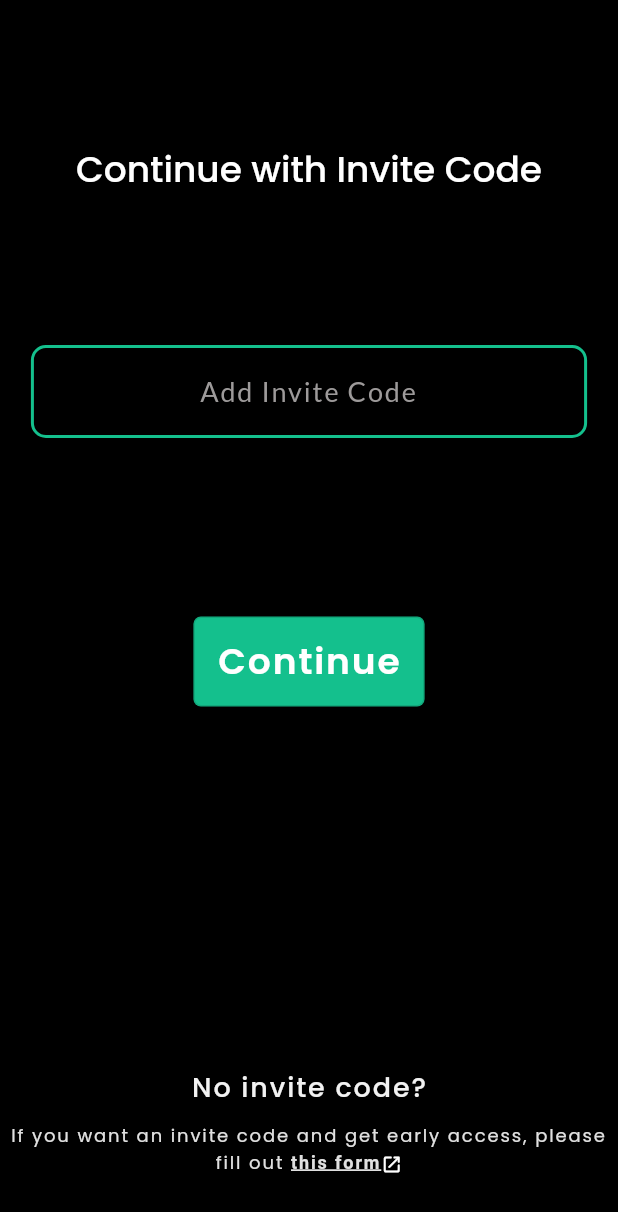
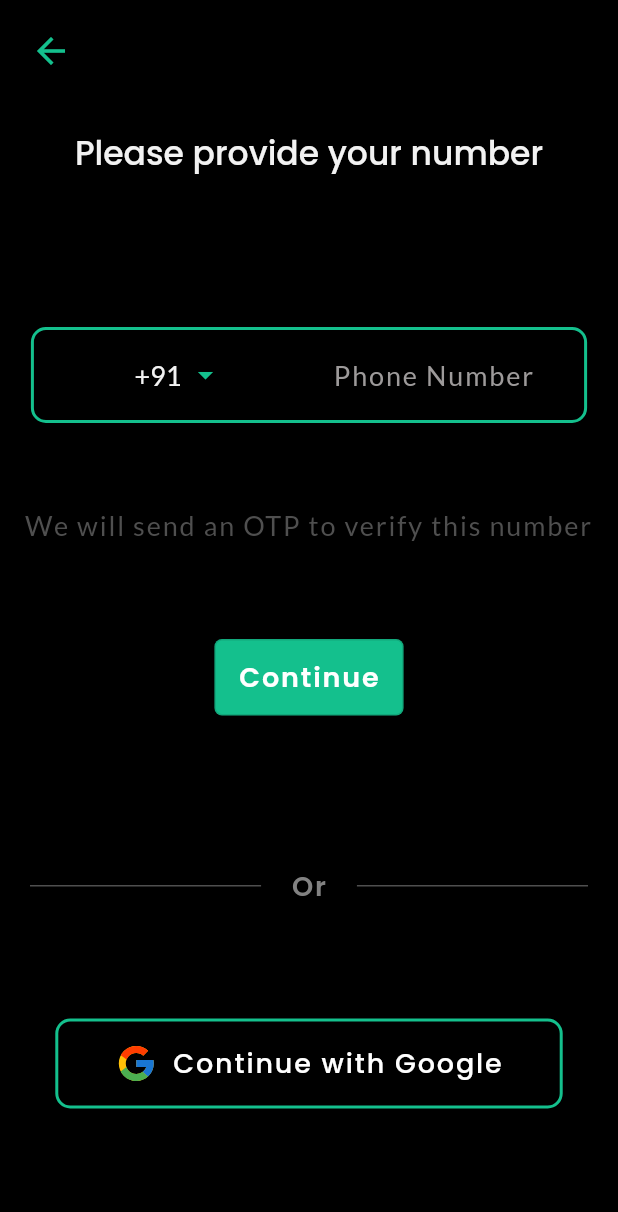
Before and after one commit to lazy-geek/flutter-invite-code-demo, a Flutter app: the screen it shows after launch, on a phone screen of 412 x 824 dp. Shown: the top 1212 px of the screen. Run offline on Flutter 3.47's test engine with Material 2 defaults, Android fonts, the phone set to English and light mode, and no system bars; drawn by our look-alikes of intl_phone_field; our stand-ins replace flutter_svg, google_fonts.

Commit message:
Add Login Page

```diff
--- a/lib/main.dart
+++ b/lib/main.dart
@@ -1,5 +1,6 @@
 import 'package:flutter/material.dart';
 import 'package:flutter_invite_code_demo/pages/InviteCodePage.dart';
+import 'package:flutter_invite_code_demo/pages/LoginPage.dart';
 
 void main() {
   runApp(MyApp());
@@ -11,7 +12,7 @@ class MyApp extends StatelessWidget {
   Widget build(BuildContext context) {
     return MaterialApp(
       title: 'Flutter Demo',
-      home: InviteCodePage(),
+      home: LoginPage(),
     );
   }
 }
--- /dev/null
+++ b/lib/pages/LoginPage.dart
@@ -0,0 +1,207 @@
+// ignore_for_file: prefer_const_constructors
+// ignore_for_file: prefer_const_literals_to_create_immutables
+
+import 'package:flutter/material.dart';
+import 'package:google_fonts/google_fonts.dart';
+import 'package:intl_phone_field/country_picker_dialog.dart';
+import 'package:intl_phone_field/intl_phone_field.dart';
+import 'package:flutter_svg/flutter_svg.dart';
+
+final greenBorder = OutlineInputBorder(
+    borderSide: const BorderSide(
+      color: Color(0xFF14C08D),
+      width: 2.0,
+    ),
+    borderRadius: BorderRadius.circular(10.0));
+
+final redBorder = OutlineInputBorder(
+    borderSide: const BorderSide(
+      color: Color.fromARGB(255, 240, 56, 117),
+      width: 2.0,
+    ),
+    borderRadius: BorderRadius.circular(10.0));
+
+class LoginPage extends StatefulWidget {
+  const LoginPage({Key? key}) : super(key: key);
+
+  @override
+  _LoginPageState createState() => _LoginPageState();
+}
+
+class _LoginPageState extends State<LoginPage> {
+  @override
+  Widget build(BuildContext context) {
+    return Scaffold(
+      appBar: AppBar(
+        backgroundColor: Colors.black,
+        leading: IconButton(
+            iconSize: 28.0,
+            color: Color(0xFF14C08D),
+            padding: EdgeInsets.all(20.0),
+            icon: Icon(Icons.arrow_back),
+            onPressed: () => Navigator.pop(context)),
+      ),
+      backgroundColor: Colors.black,
+      body: SingleChildScrollView(
+        child: Column(
+          crossAxisAlignment: CrossAxisAlignment.center,
+          children: [
+            SizedBox(
+              height: 30.0,
+            ),
+            Text(
+              'Please provide your number',
+              style: GoogleFonts.poppins(
+                  fontSize: 22.0,
+                  fontWeight: FontWeight.w500,
+                  color: Color(0xFFF2F2F2)),
+            ),
+            SizedBox(
+              height: 99.0,
+            ),
+            IntlPhoneField(
+              autovalidateMode: AutovalidateMode.disabled,
+              cursorColor: Color(0xFF14C08D),
+              style: TextStyle(color: Color(0xFFF2F2F2)),
+              dropdownIcon:
+                  Icon(Icons.arrow_drop_down, color: Color(0xFF14C08D)),
+              dropdownTextStyle:
+                  GoogleFonts.lato(color: Color(0xFFF2F2F2), fontSize: 18.0),
+              showCountryFlag: false,
+              flagsButtonPadding:
+                  EdgeInsets.symmetric(vertical: 20.0, horizontal: 65.0),
+              dropdownIconPosition: IconPosition.trailing,
+              decoration: InputDecoration(
+                hintText: 'Phone Number',
+                hintStyle: GoogleFonts.lato(
+                  fontWeight: FontWeight.w500,
+                  fontSize: 18.0,
+                  letterSpacing: 1.25,
+                  color: const Color(0xFF9D9A9A),
+                ),
+                constraints: BoxConstraints(
+                    maxWidth: MediaQuery.of(context).size.width * 0.9),
+                errorStyle: TextStyle(
+                  color: Color.fromARGB(255, 240, 56, 117),
+                ),
+                focusedErrorBorder: redBorder,
+                errorBorder: redBorder,
+                focusedBorder: greenBorder,
+                enabledBorder: greenBorder,
+              ),
+              initialCountryCode: 'IN',
+              onChanged: (phone) {
+                print(phone.completeNumber);
+              },
+            ),
+            SizedBox(
+              height: 35.0,
+            ),
+            Text(
+              "We will send an OTP to verify this number",
+              textAlign: TextAlign.center,
+              style: GoogleFonts.lato(
+                  fontWeight: FontWeight.w400,
+                  fontSize: 18.0,
+                  letterSpacing: 1.25,
+                  color: Color(0xFF4F4F4F)),
+            ),
+            SizedBox(
+              height: 65.0,
+            ),
+            OutlinedButton(
+              onPressed: () {},
+              child: Text(
+                'Continue',
+                style: GoogleFonts.poppins(
+                  color: Colors.white,
+                  fontWeight: FontWeight.w600,
+                  fontSize: 18.0,
+                  letterSpacing: 1.25,
+                ),
+              ),
+              style: OutlinedButton.styleFrom(
+                padding: EdgeInsets.symmetric(horizontal: 16.0, vertical: 12.0),
+                backgroundColor: const Color(0xFF14C08D),
+                shape: RoundedRectangleBorder(
+                  borderRadius: BorderRadius.circular(5.0),
+                ),
+              ),
+            ),
+            const SizedBox(
+              height: 100.0,
+            ),
+            Row(
+              children: [
+                Expanded(
+                  child: Divider(
+                    height: 1.0,
+                    color: Color(0xFF4F4F4F),
+                    thickness: 1.0,
+                    indent: 20.0,
+                    endIndent: 20.0,
+                  ),
+                ),
+                Text(
+                  'Or',
+                  style: GoogleFonts.poppins(
+                    color: Color(0xFF828282),
+                    fontWeight: FontWeight.w600,
+                    fontSize: 18.0,
+                    letterSpacing: 1.25,
+                  ),
+                ),
+                Expanded(
+                  child: Divider(
+                    height: 1.0,
+                    color: Color(0xFF4F4F4F),
+                    thickness: 1.0,
+                    indent: 20.0,
+                    endIndent: 20.0,
+                  ),
+                ),
+              ],
+            ),
+            const SizedBox(
+              height: 75.0,
+            ),
+            OutlinedButton(
+              onPressed: () {},
+              child: Row(
+                mainAxisSize: MainAxisSize.min,
+                children: [
+                  SvgPicture.asset(
+                    'assets/google.svg',
+                  ),
+                  SizedBox(
+                    width: 10.0,
+                  ),
+                  Text(
+                    'Continue with Google',
+                    style: GoogleFonts.poppins(
+                      color: Colors.white,
+                      fontWeight: FontWeight.w500,
+                      fontSize: 18.0,
+                      letterSpacing: 1.25,
+                    ),
+                  ),
+                ],
+              ),
+              style: OutlinedButton.styleFrom(
+                padding: EdgeInsets.symmetric(horizontal: 40.0, vertical: 16.0),
+                backgroundColor: Colors.black,
+                side: const BorderSide(
+                  color: Color(0xFF14C08D),
+                  width: 2.0,
+                ),
+                shape: RoundedRectangleBorder(
+                  borderRadius: BorderRadius.circular(10.0),
+                ),
+              ),
+            ),
+          ],
+        ),
+      ),
+    );
+  }
+}
```
Also changed, not shown: pubspec.yaml (+4 -3 lines), assets/google.svg (added), pubspec.lock.
